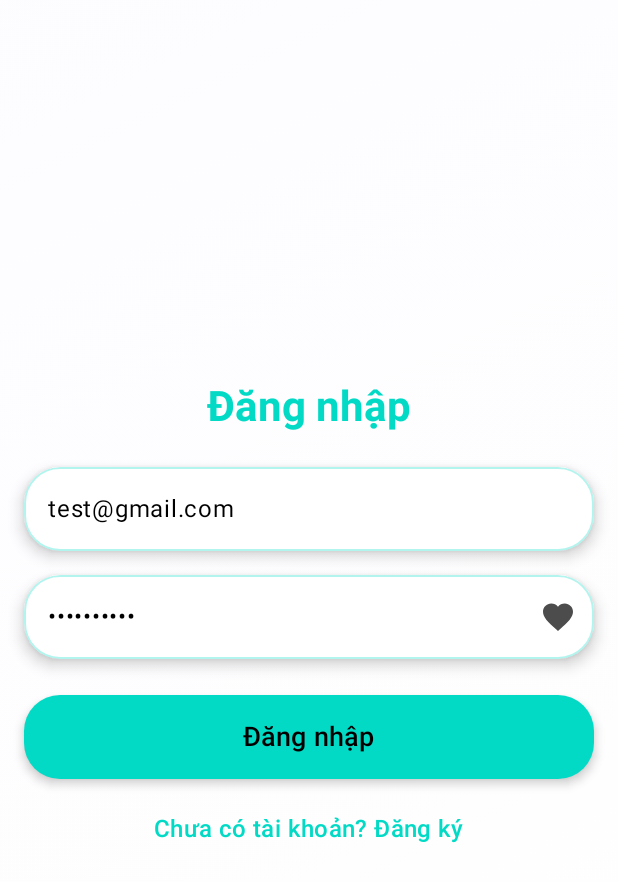
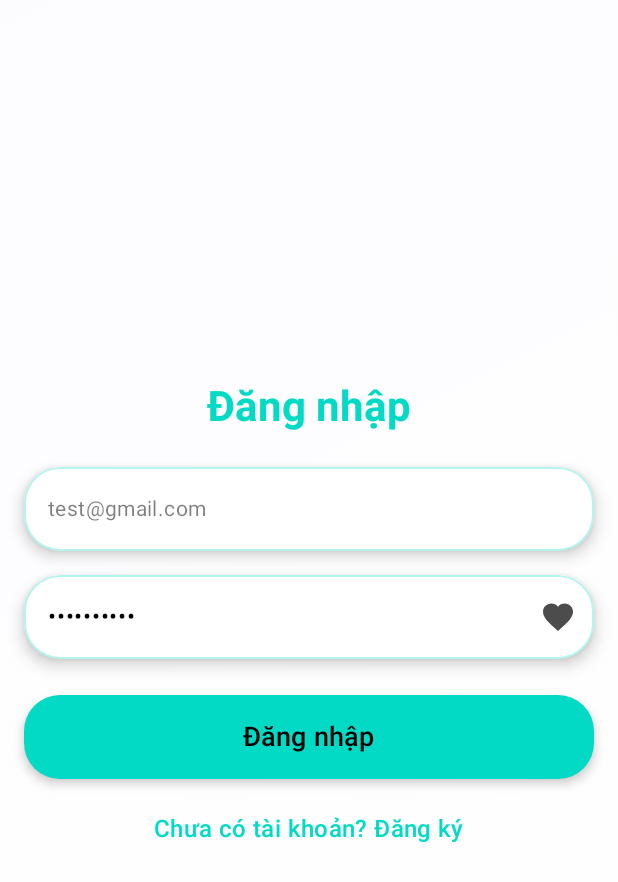
Before and after one commit to minhduy6868/news_app_kotlin, an Android app built with Jetpack Compose: the screen it shows after launch (MainActivity), on a phone screen of 412 x 824 dp. Shown: the top 882 px of the screen. Run offline under Robolectric (Android 15) with nearby library versions, the phone set to English and light mode, and no system bars; our stand-ins replace Firebase (no records; nobody signed in at launch, a user with empty details on screens opened directly); libraries missing offline, so code that uses them is left out: com.google.ai.client.

Commit message:
fix conflict

```diff
--- a/app/src/main/java/com/gk/news_pro/page/screen/login_screen/LoginScreen.kt
+++ b/app/src/main/java/com/gk/news_pro/page/screen/login_screen/LoginScreen.kt
@@ -77,7 +77,7 @@ fun LoginScreen(
                     modifier = Modifier.padding(bottom = 24.dp)
                 )
                 TextField(
-                    value = "test@gmail.com",  //email,
+                    value = email,
                     onValueChange = viewModel::updateEmail,
                     modifier = Modifier
                         .fillMaxWidth()
```
